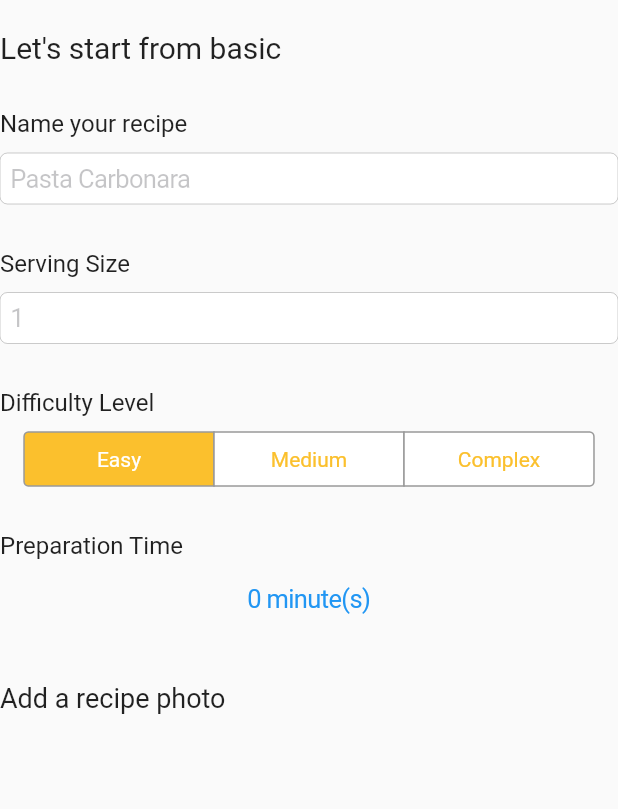
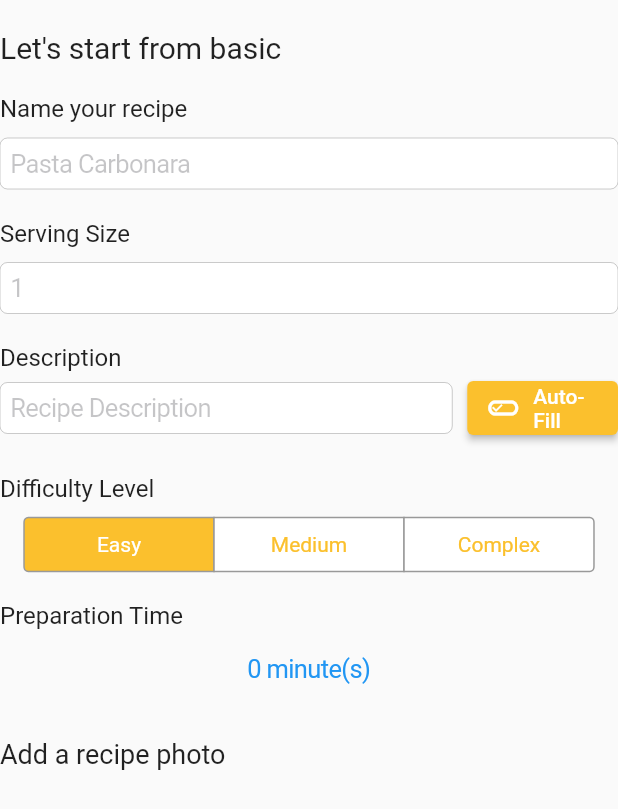
Before and after one commit to tangmz/cookit-v1, a Flutter app: the AddRecipeSumm screen opened directly, on a phone screen of 412 x 824 dp. Shown: the top 809 px of the screen. Run offline on Flutter 3.47's test engine with Material 2 defaults, Android fonts, the phone set to English and light mode, and no system bars; our stand-ins replace animated_text_kit, cloud_firestore, firebase_auth, firebase_core, firebase_storage, flutter_local_notifications and 6 more; missing offline and left inert: animated_login, floating_draggable_widget, openai_client, pexels_null_safety, proximity_sensor; accounts and stored records are empty; network calls fail.

Commit message:
Added Open AI: For Auto Text Filling

```diff
--- a/lib/screens/add_recipe_summ.dart
+++ b/lib/screens/add_recipe_summ.dart
@@ -1,5 +1,7 @@
 import 'package:flutter/cupertino.dart';
 import 'package:flutter/material.dart';
+
+import '../utils/open_ai.dart';
 
 class AddRecipeSumm extends StatefulWidget {
   const AddRecipeSumm({super.key});
@@ -9,8 +11,11 @@ class AddRecipeSumm extends StatefulWidget {
 }
 
 class _AddRecipeSummState extends State<AddRecipeSumm> {
-  String recipeDifficulty = "Easy";
-  int prepMinute = 0;
+  var _recipeDifficulty = "Easy";
+  var _prepMinute = 0;
+  var _autoSelect = false;
+  final TextEditingController _titleController = TextEditingController();
+  final TextEditingController _descController = TextEditingController();
 
   @override
   Widget build(BuildContext context) {
@@ -22,34 +27,97 @@ class _AddRecipeSummState extends State<AddRecipeSumm> {
             height: 20,
           ),
           Text(
-            "Let's start from basic",
+            'Let\'s start from basic',
             style: TextStyle(fontSize: 20),
           ),
           SizedBox(
-            height: 30,
+            height: 20,
           ),
-          Text("Name your recipe", style: TextStyle(fontSize: 16)),
+          Text('Name your recipe', style: TextStyle(fontSize: 16)),
           SizedBox(
             height: 10,
           ),
           CupertinoTextField(
-            placeholder: "Pasta Carbonara",
+            controller: _titleController,
+            placeholder: 'Pasta Carbonara',
           ),
           SizedBox(
-            height: 30,
+            height: 20,
           ),
-          Text("Serving Size", style: TextStyle(fontSize: 16)),
+          Text('Serving Size', style: TextStyle(fontSize: 16)),
           SizedBox(
             height: 10,
           ),
           CupertinoTextField(
-            placeholder: "1",
+            placeholder: '1',
             keyboardType: TextInputType.number,
           ),
           SizedBox(
-            height: 30,
+            height: 20,
           ),
-          Text("Difficulty Level", style: TextStyle(fontSize: 16)),
+          Text('Description', style: TextStyle(fontSize: 16)),
+          Row(
+            mainAxisAlignment: MainAxisAlignment.spaceBetween,
+            children: [
+              Flexible(
+                flex: 3,
+                child: CupertinoTextField(
+                  controller: _descController,
+                  placeholder: 'Recipe Description',
+                  minLines: 1,
+                  maxLines: 4,
+                ),
+              ),
+              SizedBox(
+                width: 10,
+              ),
+              Flexible(
+                flex: 1,
+                child: ElevatedButton.icon(
+                    style: ButtonStyle(
+                        backgroundColor: MaterialStateProperty.all(
+                            Theme.of(context).primaryColor)),
+                    icon: _autoSelect
+                        ? Container(
+                            width: 24,
+                            height: 24,
+                            padding: const EdgeInsets.all(2.0),
+                            child: const CircularProgressIndicator(
+                              color: Colors.white,
+                              strokeWidth: 3,
+                            ),
+                          )
+                        : const Icon(Icons.edit_attributes_outlined),
+                    onPressed: () {
+                      if (_descController.text.trim() != '') {
+                        setState(() {
+                          _autoSelect = true;
+                        });
+                        OpenAI()
+                            .generateResult('Describe ${_titleController.text}')
+                            .then((value) {
+                          setState(() {
+                            _autoSelect = false;
+                          });
+                          _descController.text = value;
+                        });
+                      } else {
+                        ScaffoldMessenger.of(context).showSnackBar(
+                          SnackBar(
+                            content: Text('Please Enter a Title For Recipe!'),
+                            backgroundColor: Theme.of(context).errorColor,
+                          ),
+                        );
+                      }
+                    },
+                    label: Text("Auto-Fill")),
+              ),
+            ],
+          ),
+          SizedBox(
+            height: 20,
+          ),
+          Text('Difficulty Level', style: TextStyle(fontSize: 16)),
           SizedBox(
             height: 10,
           ),
@@ -57,34 +125,34 @@ class _AddRecipeSummState extends State<AddRecipeSumm> {
             width: MediaQuery.of(context).size.width,
             child: CupertinoSegmentedControl<String>(
               children: {
-                "Easy":
+                'Easy':
                     Container(padding: EdgeInsets.all(10), child: Text("Easy")),
-                "Medium": Container(
+                'Medium': Container(
                     padding: EdgeInsets.all(10), child: Text("Medium")),
-                "Complex": Container(
+                'Complex': Container(
                     padding: EdgeInsets.all(10), child: Text("Complex")),
               },
               onValueChanged: (value) {
                 setState(() {
-                  recipeDifficulty = value;
+                  _recipeDifficulty = value;
                 });
               },
               selectedColor: Theme.of(context).primaryColor,
               unselectedColor: CupertinoColors.white,
               borderColor: CupertinoColors.inactiveGray,
               pressedColor: Theme.of(context).primaryColor.withOpacity(0.2),
-              groupValue: recipeDifficulty,
+              groupValue: _recipeDifficulty,
             ),
           ),
           SizedBox(
-            height: 30,
+            height: 20,
           ),
           Text(
             "Preparation Time",
             style: TextStyle(fontSize: 16),
           ),
           CupertinoButton(
-              child: Text('$prepMinute minute(s)'),
+              child: Text('$_prepMinute minute(s)'),
               onPressed: () => showModalBottomSheet(
                   context: context,
                   builder: (context) {
@@ -94,10 +162,10 @@ class _AddRecipeSummState extends State<AddRecipeSumm> {
                           children: [
                             CupertinoTimerPicker(
                               initialTimerDuration:
-                                  Duration(minutes: prepMinute),
+                                  Duration(minutes: _prepMinute),
                               mode: CupertinoTimerPickerMode.hm,
                               onTimerDurationChanged: (value) => setState(() {
-                                prepMinute = value.inMinutes;
+                                _prepMinute = value.inMinutes;
                               }),
                             ),
                             CupertinoButton.filled(
@@ -107,7 +175,7 @@ class _AddRecipeSummState extends State<AddRecipeSumm> {
                         ));
                   })),
           SizedBox(
-            height: 30,
+            height: 20,
           ),
           Text(
             "Add a recipe photo",
--- /dev/null
+++ b/lib/utils/open_ai.dart
@@ -0,0 +1,22 @@
+import 'package:flutter/material.dart';
+import 'package:openai_client/openai_client.dart';
+
+class OpenAI {
+  //create new client for AI
+  final smartAIClient = OpenAIClient(
+      configuration: const OpenAIConfiguration(
+    apiKey: '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',
+  ));
+
+  Future<String> generateResult(String query) async {
+    final completion = await smartAIClient.completions
+        .create(
+          model: 'text-ada-001',
+          prompt: query,
+          temperature: 0.7,
+          maxTokens: 300,
+        )
+        .data;
+    return completion.choices.first.text.replaceAll('\n', '');
+  }
+}
--- a/pubspec.yaml
+++ b/pubspec.yaml
@@ -37,9 +37,10 @@ dependencies:
   #State Dependencies
   get: ^4.6.5
 
-  #Sensor Dependencies
+  #Sensor & API Dependencies
   proximity_sensor: ^1.0.4
   pexels_null_safety: ^0.1.2
+  openai_client: ^0.0.3
 
   #Widgets Dependencies
   flutter_staggered_grid_view: ^0.6.2
```
Also changed, not shown: pubspec.lock.
